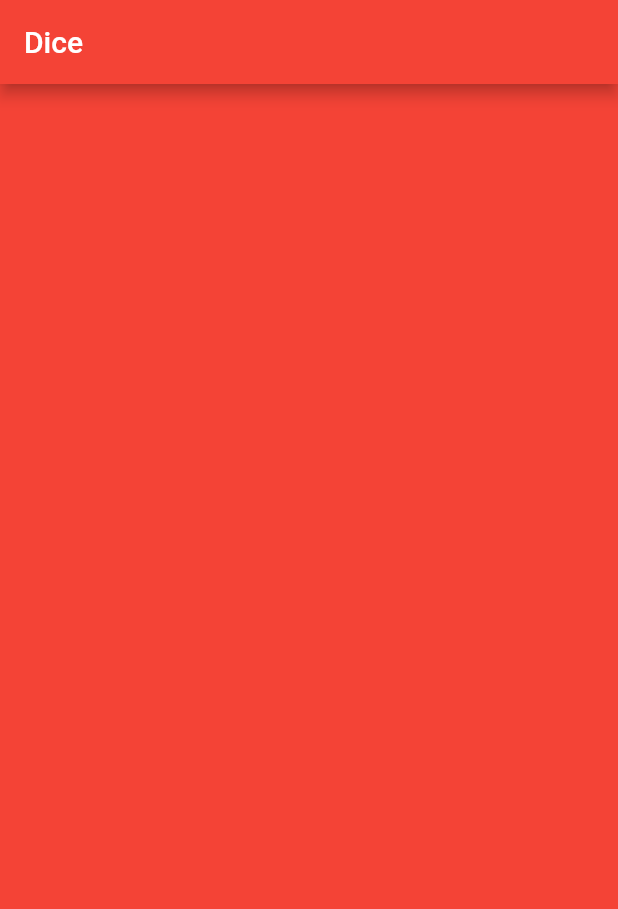
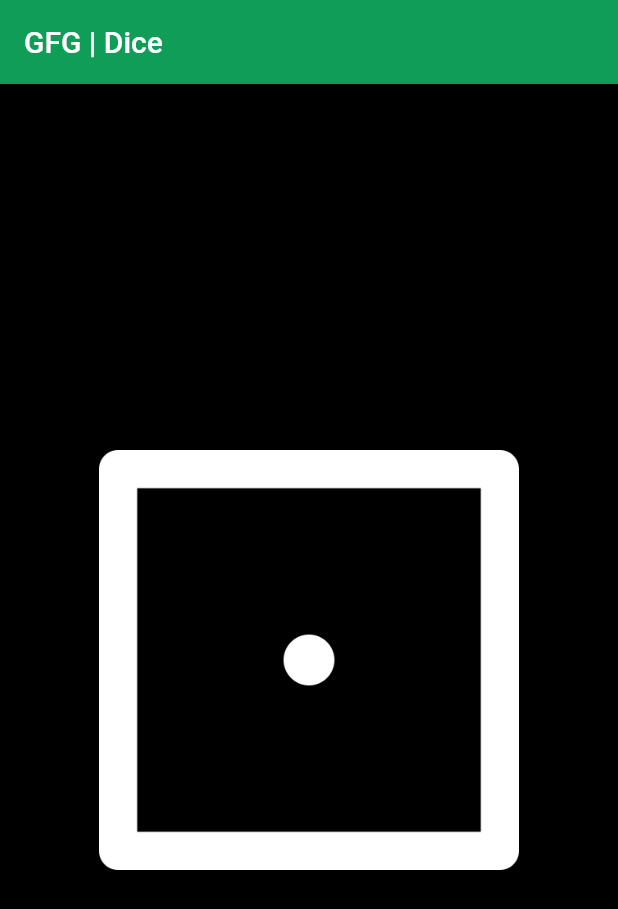
Before and after one commit to HeratUni-CS/dicee-ErshadDev, a Flutter app: the screen it shows after launch, on a phone screen of 412 x 824 dp. Shown: the top 909 px of the screen. Run offline on Flutter 3.47's test engine with Material 2 defaults, Android fonts, the phone set to English and light mode, and no system bars.

Commit message:
first commit

```diff
--- a/lib/main.dart
+++ b/lib/main.dart
@@ -1,23 +1,49 @@
 import 'package:flutter/material.dart';
+import 'dart:math';
 
 void main() {
-  runApp(
+  return runApp(
     MaterialApp(
       home: Scaffold(
-        backgroundColor: Colors.red,
+        backgroundColor: Colors.black,
         appBar: AppBar(
-          backgroundColor: Colors.red,
-          title: Text('Dice'),
+          title: Text('GFG | Dice'),
+          backgroundColor: Color.fromRGBO(15, 157, 88, 1),
         ),
-        body: MyApp(),
+        body: Myapp(),
       ),
     ),
   );
 }
 
-class MyApp extends StatelessWidget {
+class Myapp extends StatefulWidget {
+  @override
+  _RandState createState() => _RandState();
+}
+
+class _RandState extends State<Myapp> {
+  int number = 1;
+  void update() {
+    setState(() {
+      //Random.nextInt(n) returns random integer from 0 to n-1
+      number = Random().nextInt(6) + 1;
+    });
+  }
+
   @override
   Widget build(BuildContext context) {
-    return Container();
+    return Center(
+      child: Expanded(
+        child: Padding(
+          padding: const EdgeInsets.all(50.0),
+          child: FlatButton(
+            child: Image.asset('images/dice$number.png'),
+            onPressed: () {
+              update();
+            },
+          ),
+        ),
+      ),
+    );
   }
 }
```
Also changed, not shown: pubspec.lock.
